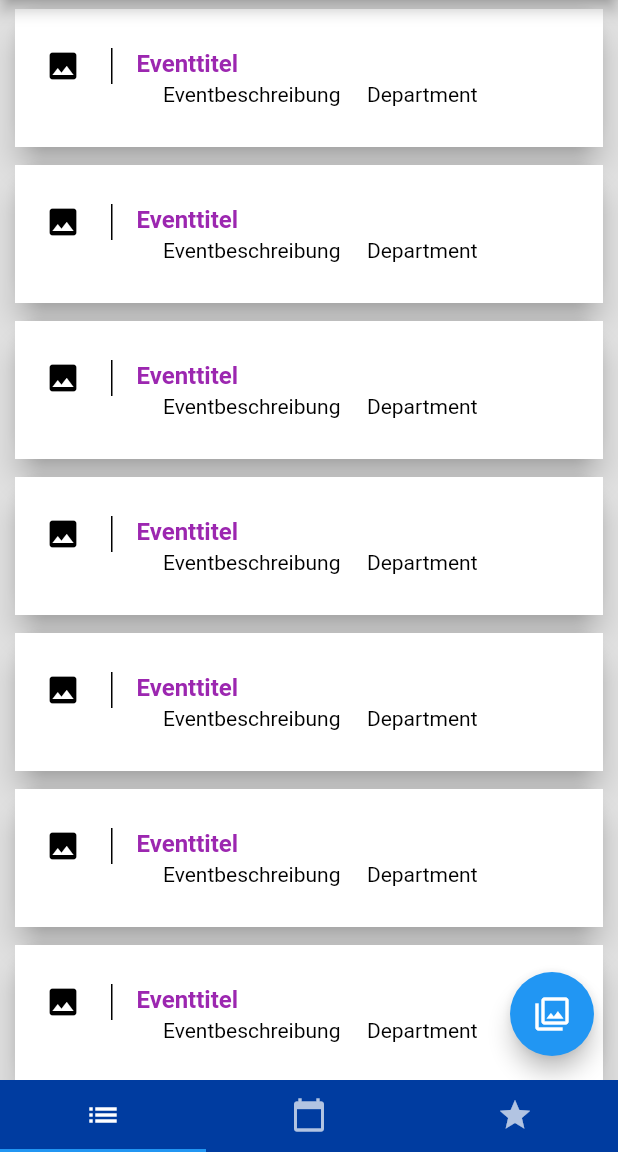
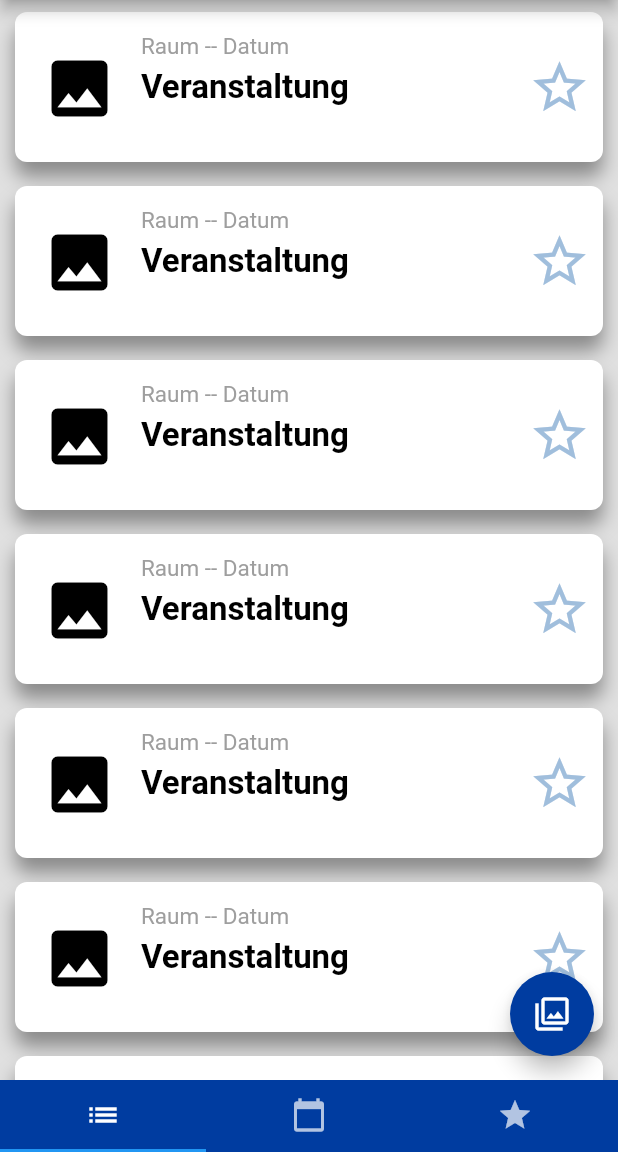
Before and after one commit to melinazanon/HAW-Events, a Flutter app: the screen it shows after launch, on a phone screen of 412 x 824 dp, the part 84-1236 px from its top. Run offline on Flutter 3.47's test engine with Material 2 defaults, Android fonts, the phone set to English and light mode, and no system bars.

Commit message:
ListenDesign

```diff
--- a/haw_events_application/lib/EventOverview.dart
+++ b/haw_events_application/lib/EventOverview.dart
@@ -5,56 +5,58 @@ class EventOverview extends StatelessWidget {
   Widget build(BuildContext context) {
 
     ListTile myListTile() => ListTile(
-      contentPadding: EdgeInsets.symmetric(horizontal: 20.0,vertical: 10.0),
-      leading: Container(
-        padding: EdgeInsets.only(right: 20.0),
-        decoration: new BoxDecoration(
-          border: new Border(
-            right: new BorderSide(width: 1.0, color: Colors.black)
-          )
-        ),
-        child: Icon(Icons.image, color: Colors.black),
+      contentPadding: EdgeInsets.symmetric(horizontal: 8.0,vertical: 10.0),
+      leading: new Container(
+        margin: EdgeInsets.only(left: 10.0),
+        padding: EdgeInsets.only(),
+        child: Icon(Icons.image, color: Colors.black, size: 50.0,),
       ),
-      title: new Text(
-        "Eventtitel",
-        style: TextStyle(
-          color: Colors.purple,
-          fontWeight: FontWeight.bold
-        ),
+      title: new Container(
+        padding: EdgeInsets.only(right: 10, bottom: 5),
+        child: new Text(
+          "Raum -- Datum",
+          style: TextStyle(
+            color: Colors.grey,
+            fontSize: 15
+          ),
+        )
       ),
-      subtitle: Row(
-        children: <Widget>[
-          Text(
-            "Eventbeschreibung",
-            style: TextStyle(
-              color: Colors.black
-            ),
+      subtitle: Container(
+        padding: EdgeInsets.only(bottom: 40),
+        child: new Text(
+          "Veranstaltung",
+          style: TextStyle(
+            fontSize: 22,
+            fontWeight: FontWeight.bold,
+            color: Colors.black
           ),
-          Text(
-            "Department",
-            style: TextStyle(
-              color: Colors.black
-            ),
-          )
-        ],
-        mainAxisAlignment: MainAxisAlignment.spaceEvenly,
+        )
       ),
-      trailing:
-        Icon(Icons.star_border, color: Colors.white, size: 30.0)
+      trailing: new Container(
+        padding: EdgeInsets.only(left: 10, top: 3),
+        child: Icon(Icons.star_border, color: Color(0xFFa0bedc), size: 42.0)
+      )
     );
 
-    final makeCard = new Card(
-      elevation: 8.0,
-      shape: RoundedRectangleBorder(
-        borderRadius: BorderRadius.circular(20)
+    final makeCard = new Container(
+      height: 100.0,
+      margin: new EdgeInsets.symmetric(horizontal: 10.0, vertical: 8.0),
+      //padding: EdgeInsets.all(0),
+      decoration: new BoxDecoration(
+        shape: BoxShape.rectangle,
+        color: Colors.white,
+        borderRadius: new BorderRadius.circular(8.0),
+        boxShadow: <BoxShadow>[
+          new BoxShadow(
+            color: Colors.black38,
+            offset: new Offset(0.0, 10.0),
+            blurRadius: 10.0
+          )
+        ]
       ),
-      margin: new EdgeInsets.symmetric(horizontal: 10.0, vertical: 6.0),
-      child: Container(
-        decoration: BoxDecoration(
-          color: Colors.white
-        ),
-        child: myListTile(),
-      ),
+      child: new Center(
+        child: myListTile()
+      )
     );
 
     final MyListView = new Container(
@@ -72,6 +74,7 @@ class EventOverview extends StatelessWidget {
       floatingActionButton: FloatingActionButton(
         onPressed: () {},
         child: Icon(Icons.filter),
+        backgroundColor: Color(0xFF003ca0),
       ),
     );
   }
```
